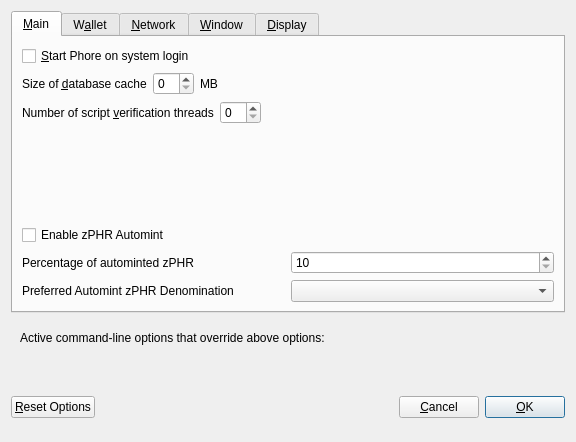
The window that src/qt/forms/optionsdialog.ui (vlockchain/FTP) describes before a commit, drawn with Qt 5.
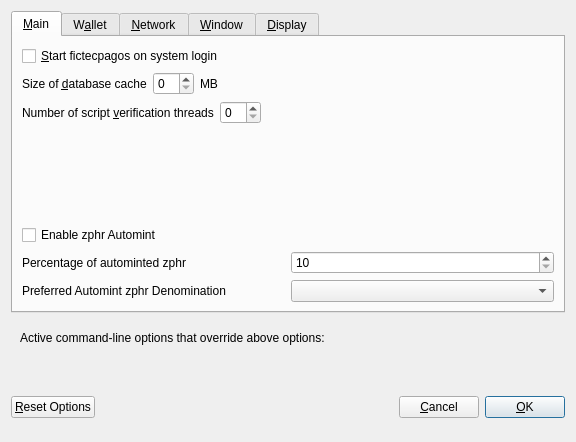
The same window after the commit. The open tabs and pages were chosen to show the change. Custom widgets are drawn as their Qt base class.

Patch:
```diff
--- a/src/qt/forms/optionsdialog.ui
+++ b/src/qt/forms/optionsdialog.ui
@@ -33,7 +33,7 @@
           <string>Automatically start Phore after logging in to the system.</string>
          </property>
          <property name="text">
-          <string>&amp;Start Phore on system login</string>
+          <string>&amp;Start fictecpagos on system login</string>
          </property>
         </widget>
        </item>
@@ -139,7 +139,7 @@
           <enum>Qt::LeftToRight</enum>
          </property>
          <property name="text">
-          <string>Enable zPHR Automint</string>
+          <string>Enable zphr Automint</string>
          </property>
         </widget>
        </item>
@@ -151,7 +151,7 @@
             <string>Percentage of incoming PHR which get automatically converted to zPHR via Zerocoin Protocol (min: 10%)</string>
            </property>
            <property name="text">
-            <string>Percentage of autominted zPHR</string>
+            <string>Percentage of autominted zphr</string>
            </property>
           </widget>
          </item>
@@ -184,7 +184,7 @@
             <string>Wait with automatic conversion to Zerocoin until enough PHR for this denomination is available</string>
            </property>
            <property name="text">
-            <string>Preferred Automint zPHR Denomination</string>
+            <string>Preferred Automint zphr Denomination</string>
            </property>
           </widget>
          </item>
```
Left out of the diff: 18 changed lines with no effect on the pictures.
